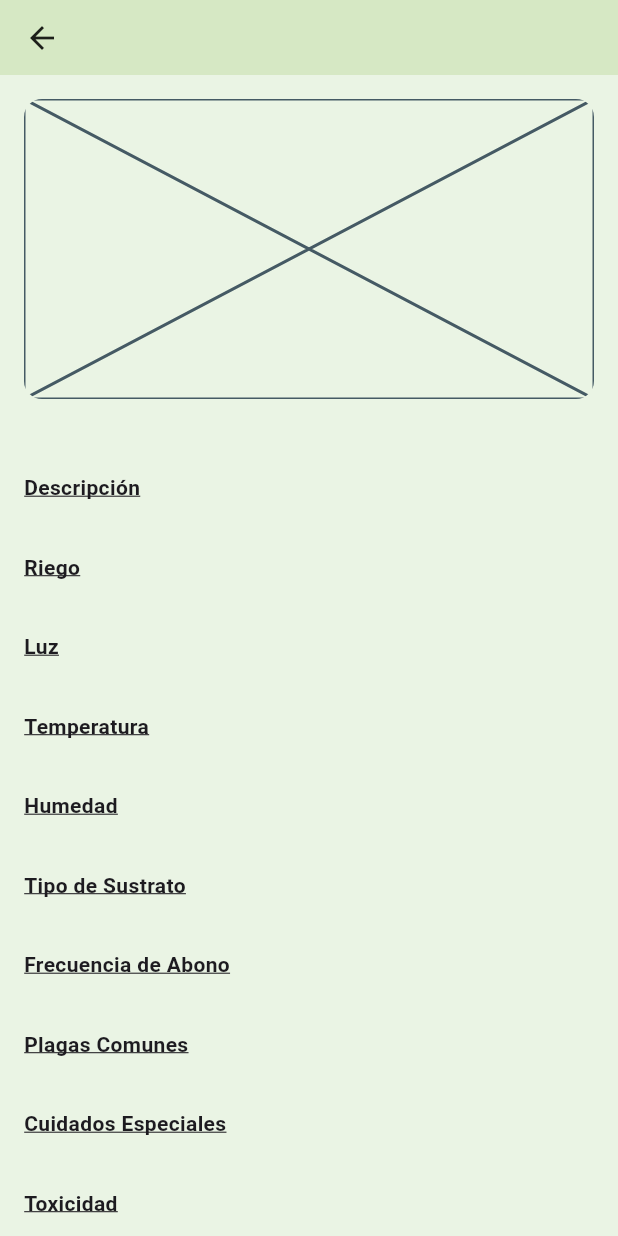
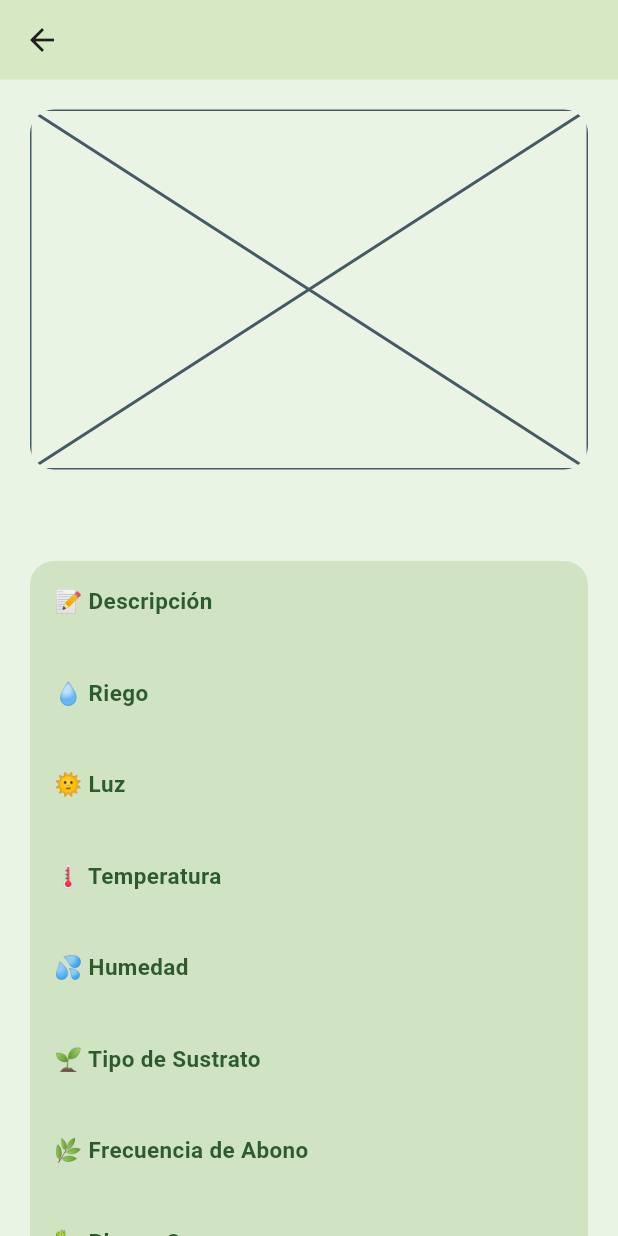
Before and after one commit to mrami8/leafy_app_flutter, a Flutter app: the PlantDetailScreen screen opened directly with empty values, on a phone screen of 412 x 824 dp. Run offline on Flutter 3.47's test engine with Material 3 defaults, Android fonts, the phone set to English and light mode, and no system bars; our stand-ins replace image_picker, supabase_flutter, table_calendar; accounts and stored records are empty.

Commit message:
plantDetailScreen V2.0

```diff
--- a/lib/screens/plantDetailScreen.dart
+++ b/lib/screens/plantDetailScreen.dart
@@ -1,148 +1,145 @@
 import 'package:flutter/material.dart';
 import 'package:leafy_app_flutter/models/plant.dart';
 
-// Pantalla que muestra los detalles de una planta seleccionada
 class PlantDetailScreen extends StatelessWidget {
-  final Plant plant; // Objeto planta recibido como argumento
+  final Plant plant;
 
   const PlantDetailScreen({super.key, required this.plant});
 
   @override
   Widget build(BuildContext context) {
     return Scaffold(
-      backgroundColor: const Color(0xFFEAF4E4), // Fondo verde claro
+      backgroundColor: const Color(0xFFEAF4E4), // Fondo verde muy claro
       body: SafeArea(
         child: Column(
           children: [
-            // Encabezado con botón de volver y nombre de la planta
+            // Encabezado
             Container(
-              color: const Color(0xFFD6E8C4), // Verde pastel del encabezado
+              color: const Color(0xFFD6E8C4), // Verde pastel
               padding: const EdgeInsets.symmetric(horizontal: 16, vertical: 12),
               child: Row(
                 mainAxisAlignment: MainAxisAlignment.spaceBetween,
                 children: [
                   GestureDetector(
-                    onTap:
-                        () => Navigator.pop(
-                          context,
-                        ), // Volver a la pantalla anterior
+                    onTap: () => Navigator.pop(context),
                     child: const Icon(Icons.arrow_back, size: 24),
                   ),
-                  Text(
+                  Expanded(
+                    child: Text(
                       plant.nombre,
+                      textAlign: TextAlign.center,
                       style: const TextStyle(
                         fontWeight: FontWeight.w800,
-                      fontSize: 18,
+                        fontSize: 20,
+                        color: Colors.black87,
                       ),
                     ),
-                  const SizedBox(
-                    width: 24,
-                  ), // Espaciador para centrar el título
+                  ),
+                  const SizedBox(width: 24),
                 ],
               ),
             ),
 
-            // Contenido desplazable
+            // Contenido principal
             Expanded(
               child: SingleChildScrollView(
-                padding: const EdgeInsets.all(16.0),
+                padding: const EdgeInsets.all(20.0),
                 child: Column(
                   crossAxisAlignment: CrossAxisAlignment.stretch,
                   children: [
-                    // Imagen principal o marcador si no hay
+                    // Imagen principal
                     ClipRRect(
-                      borderRadius: BorderRadius.circular(12),
+                      borderRadius: BorderRadius.circular(16),
                       child:
                           plant.imagenPrincipal.isNotEmpty
                               ? Image.network(
                                 plant.imagenPrincipal,
+                                height: 240,
                                 fit: BoxFit.cover,
-                                height: 200,
                               )
-                              : const Placeholder(fallbackHeight: 200),
+                              : const Placeholder(fallbackHeight: 240),
                     ),
 
-                    const SizedBox(height: 12),
+                    const SizedBox(height: 16),
 
                     // Nombre científico
                     Center(
                       child: Text(
                         plant.nombreCientifico,
                         style: TextStyle(
-                          fontSize: 14,
+                          fontSize: 15,
                           fontStyle: FontStyle.italic,
-                          color: Colors.grey[700],
+                          color: Colors.grey[800],
                         ),
-                        textAlign: TextAlign.center,
                       ),
                     ),
 
-                    const SizedBox(height: 16),
+                    const SizedBox(height: 24),
 
-                    // Secciones informativas
-                    _buildSectionTitle("Descripción"),
-                    Text(plant.descripcion),
-
-                    const SizedBox(height: 12),
-                    _buildSectionTitle("Riego"),
-                    Text(plant.riego),
-
-                    const SizedBox(height: 12),
-                    _buildSectionTitle("Luz"),
-                    Text(plant.luz),
-
-                    const SizedBox(height: 12),
-                    _buildSectionTitle("Temperatura"),
-                    Text(plant.temperatura),
-
-                    const SizedBox(height: 12),
-                    _buildSectionTitle("Humedad"),
-                    Text(plant.humedad),
-
-                    const SizedBox(height: 12),
-                    _buildSectionTitle("Tipo de Sustrato"),
-                    Text(plant.tipoSustrato),
-
-                    const SizedBox(height: 12),
-                    _buildSectionTitle("Frecuencia de Abono"),
-                    Text(plant.frecuenciaAbono),
-
-                    const SizedBox(height: 12),
-                    _buildSectionTitle("Plagas Comunes"),
-                    Text(plant.plagasComunes),
-
-                    const SizedBox(height: 12),
-                    _buildSectionTitle("Cuidados Especiales"),
-                    Text(plant.cuidadosEspeciales),
-
-                    const SizedBox(height: 12),
-                    _buildSectionTitle("Toxicidad"),
-                    Text(plant.toxicidad),
-
-                    const SizedBox(height: 12),
-                    _buildSectionTitle("Floración"),
-                    Text(plant.floracion),
-
-                    const SizedBox(height: 12),
-                    _buildSectionTitle("Uso Recomendado"),
-                    Text(plant.usoRecomendado),
-
-                    const SizedBox(height: 16),
-                    _buildSectionTitle("Imágenes de la Planta:"),
-
-                    const SizedBox(height: 8),
+                    // Contenedor verde con toda la información
+                    Container(
+                      padding: const EdgeInsets.all(16),
+                      decoration: BoxDecoration(
+                        color: const Color(
+                          0xFFD0E4C3,
+                        ), // Verde más oscuro que el fondo general
+                        borderRadius: BorderRadius.circular(16),
+                      ),
+                      child: Column(
+                        crossAxisAlignment: CrossAxisAlignment.start,
+                        children: [
+                          _buildSection("📝 Descripción", plant.descripcion),
+                          _buildSection("💧 Riego", plant.riego),
+                          _buildSection("🌞 Luz", plant.luz),
+                          _buildSection("🌡️ Temperatura", plant.temperatura),
+                          _buildSection("💦 Humedad", plant.humedad),
+                          _buildSection(
+                            "🌱 Tipo de Sustrato",
+                            plant.tipoSustrato,
+                          ),
+                          _buildSection(
+                            "🌿 Frecuencia de Abono",
+                            plant.frecuenciaAbono,
+                          ),
+                          _buildSection(
+                            "🐛 Plagas Comunes",
+                            plant.plagasComunes,
+                          ),
+                          _buildSection(
+                            "🩺 Cuidados Especiales",
+                            plant.cuidadosEspeciales,
+                          ),
+                          _buildSection("☠️ Toxicidad", plant.toxicidad),
+                          _buildSection("🌸 Floración", plant.floracion),
+                          _buildSection(
+                            "🏡 Uso Recomendado",
+                            plant.usoRecomendado,
+                          ),
+                        ],
+                      ),
+                    ),
+                    const SizedBox(height: 24),
 
                     // Galería de imágenes adicionales
+                    const Text(
+                      "📷 Imágenes de la Planta",
+                      style: TextStyle(
+                        fontWeight: FontWeight.bold,
+                        fontSize: 16,
+                        decoration: TextDecoration.underline,
+                      ),
+                    ),
+                    const SizedBox(height: 12),
                     if (plant.imagenes.isNotEmpty)
                       GridView.builder(
-                        shrinkWrap: true, // Para que no tome espacio infinito
-                        physics:
-                            const NeverScrollableScrollPhysics(), // Scroll heredado del padre
+                        shrinkWrap: true,
+                        physics: const NeverScrollableScrollPhysics(),
                         gridDelegate:
                             const SliverGridDelegateWithFixedCrossAxisCount(
                               crossAxisCount: 2,
-                              crossAxisSpacing: 8,
-                              mainAxisSpacing: 8,
+                              crossAxisSpacing: 10,
+                              mainAxisSpacing: 10,
+                              childAspectRatio: 1,
                             ),
                         itemCount: plant.imagenes.length,
                         itemBuilder: (context, index) {
@@ -156,7 +153,10 @@ class PlantDetailScreen extends StatelessWidget {
                         },
                       )
                     else
-                      const Text("No hay imágenes adicionales."),
+                      const Text(
+                        "No hay imágenes adicionales.",
+                        style: TextStyle(color: Colors.grey),
+                      ),
                   ],
                 ),
               ),
@@ -167,14 +167,31 @@ class PlantDetailScreen extends StatelessWidget {
     );
   }
 
-  // Widget reutilizable para los títulos de sección
-  Widget _buildSectionTitle(String title) {
-    return Text(
+  // Widget para secciones de texto con título e información
+  Widget _buildSection(String title, String content) {
+    return Padding(
+      padding: const EdgeInsets.only(bottom: 16),
+      child: Column(
+        crossAxisAlignment: CrossAxisAlignment.start,
+        children: [
+          Text(
             title,
             style: const TextStyle(
-        fontWeight: FontWeight.bold,
+              fontSize: 15,
+              fontWeight: FontWeight.w700,
+              color: Color(0xFF2D5B2F),
+            ),
+          ),
+          const SizedBox(height: 4),
+          Text(
+            content,
+            style: const TextStyle(
               fontSize: 14,
-        decoration: TextDecoration.underline,
+              color: Colors.black87,
+              height: 1.4,
+            ),
+          ),
+        ],
       ),
     );
   }
--- a/lib/screens/search_screen.dart
+++ b/lib/screens/search_screen.dart
@@ -35,7 +35,6 @@ class _SearchScreenState extends State<SearchScreen> {
               child: Row(
                 mainAxisAlignment: MainAxisAlignment.center,
                 children: [
-                  // Nombre LEAFY y árbol juntos
                   const Text(
                     "LEAFY",
                     style: TextStyle(
@@ -44,8 +43,7 @@ class _SearchScreenState extends State<SearchScreen> {
                       letterSpacing: 1.2,
                     ),
                   ),
-                  // Ícono de árbol justo al lado del nombre
-                  const SizedBox(width: 8), // Espacio entre el nombre y el ícono
+                  const SizedBox(width: 8),
                   Icon(
                     Icons.energy_savings_leaf,
                     color: Colors.green,
@@ -60,7 +58,7 @@ class _SearchScreenState extends State<SearchScreen> {
               padding: const EdgeInsets.all(12.0),
               child: Container(
                 decoration: BoxDecoration(
-                  color: Colors.white,
+                  color: const Color.fromARGB(255, 255, 255, 255),
                   borderRadius: BorderRadius.circular(12),
                   boxShadow: [BoxShadow(color: Colors.black12, blurRadius: 4)],
                 ),
@@ -102,8 +100,7 @@ class _SearchScreenState extends State<SearchScreen> {
 
                   return GridView.builder(
                     padding: const EdgeInsets.symmetric(horizontal: 12),
-                    gridDelegate:
-                        const SliverGridDelegateWithFixedCrossAxisCount(
+                    gridDelegate: const SliverGridDelegateWithFixedCrossAxisCount(
                       crossAxisCount: 2,
                       crossAxisSpacing: 12.0,
                       mainAxisSpacing: 12.0,
@@ -124,6 +121,7 @@ class _SearchScreenState extends State<SearchScreen> {
                           );
                         },
                         child: Card(
+                          color: const Color.fromARGB(255, 251, 255, 247), // Fondo verde del recuadro
                           shape: RoundedRectangleBorder(
                             borderRadius: BorderRadius.circular(12),
                           ),
@@ -138,7 +136,7 @@ class _SearchScreenState extends State<SearchScreen> {
                                 ),
                                 child: Container(
                                   height: 120,
-                                  color: Colors.grey[200],
+                                  color: const Color.fromARGB(255, 226, 253, 230),
                                   child: Image.network(
                                     plant.imagenPrincipal,
                                     fit: BoxFit.cover,
@@ -168,9 +166,7 @@ class _SearchScreenState extends State<SearchScreen> {
                                         overflow: TextOverflow.ellipsis,
                                         textAlign: TextAlign.center,
                                       ),
-                                    if (plant.nombreCientifico
-                                        .trim()
-                                        .isNotEmpty)
+                                    if (plant.nombreCientifico.trim().isNotEmpty)
                                       Text(
                                         plant.nombreCientifico,
                                         style: TextStyle(
```
Lines whose indentation alone changed are shown as unchanged.
